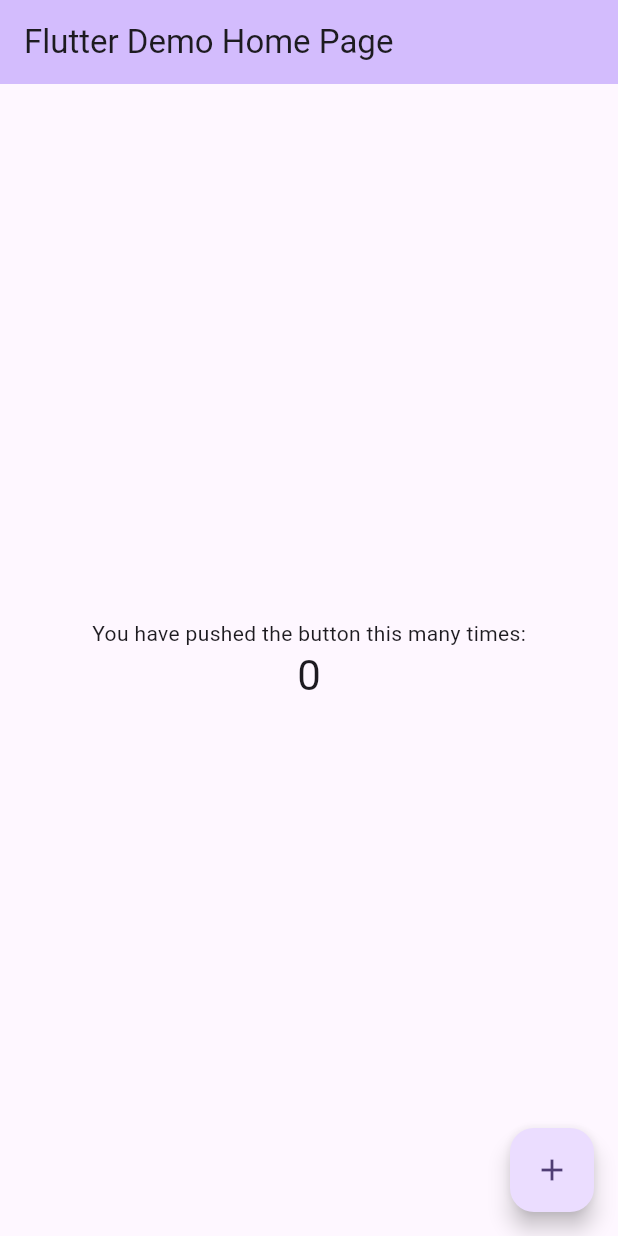
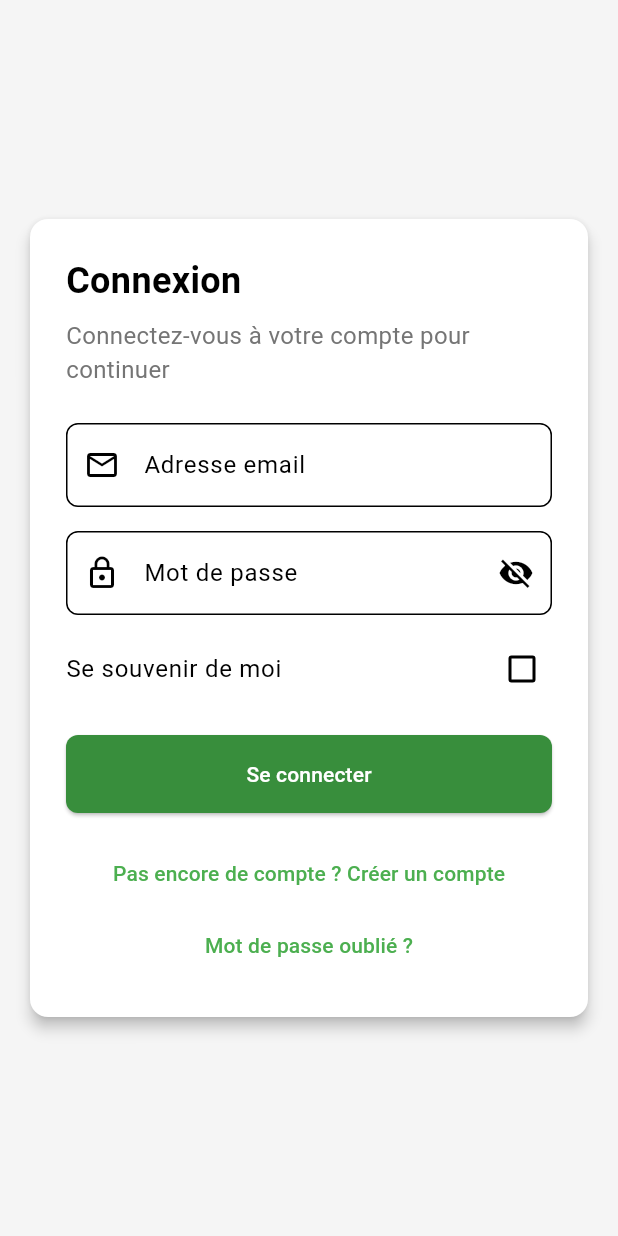
Before and after one commit to YontaHub/flutter_smartChicken, a Flutter app: the screen it shows after launch, on a phone screen of 412 x 824 dp. Run offline on Flutter 3.47's test engine with Material 3 defaults, Android fonts, the phone set to English and light mode, and no system bars.

Commit message:
Mise à jour

```diff
--- a/lib/main.dart
+++ b/lib/main.dart
@@ -1,125 +1,25 @@
 import 'package:flutter/material.dart';
+import 'package:smart_chick/screens/home_screen.dart';
+import 'screens/login_screen.dart';
 
 void main() {
-  runApp(const MyApp());
+  runApp(MyApp());
 }
 
 class MyApp extends StatelessWidget {
   const MyApp({super.key});
 
-  // This widget is the root of your application.
   @override
   Widget build(BuildContext context) {
     return MaterialApp(
-      title: 'Flutter Demo',
-      theme: ThemeData(
-        // This is the theme of your application.
-        //
-        // TRY THIS: Try running your application with "flutter run". You'll see
-        // the application has a purple toolbar. Then, without quitting the app,
-        // try changing the seedColor in the colorScheme below to Colors.green
-        // and then invoke "hot reload" (save your changes or press the "hot
-        // reload" button in a Flutter-supported IDE, or press "r" if you used
-        // the command line to start the app).
-        //
-        // Notice that the counter didn't reset back to zero; the application
-        // state is not lost during the reload. To reset the state, use hot
-        // restart instead.
-        //
-        // This works for code too, not just values: Most code changes can be
-        // tested with just a hot reload.
-        colorScheme: ColorScheme.fromSeed(seedColor: Colors.deepPurple),
-        useMaterial3: true,
-      ),
-      home: const MyHomePage(title: 'Flutter Demo Home Page'),
+      title: 'SmartChicken',
+      debugShowCheckedModeBanner: false,
+      theme: ThemeData(colorScheme: ColorScheme.light(primary: Colors.green)),
+      initialRoute: '/login',
+      routes: {
+        '/login': (context) => LoginScreen(),
+        '/home': (context) => HomeScreen(),
+      },
     );
   }
 }
-
-class MyHomePage extends StatefulWidget {
-  const MyHomePage({super.key, required this.title});
-
-  // This widget is the home page of your application. It is stateful, meaning
-  // that it has a State object (defined below) that contains fields that affect
-  // how it looks.
-
-  // This class is the configuration for the state. It holds the values (in this
-  // case the title) provided by the parent (in this case the App widget) and
-  // used by the build method of the State. Fields in a Widget subclass are
-  // always marked "final".
-
-  final String title;
-
-  @override
-  State<MyHomePage> createState() => _MyHomePageState();
-}
-
-class _MyHomePageState extends State<MyHomePage> {
-  int _counter = 0;
-
-  void _incrementCounter() {
-    setState(() {
-      // This call to setState tells the Flutter framework that something has
-      // changed in this State, which causes it to rerun the build method below
-      // so that the display can reflect the updated values. If we changed
-      // _counter without calling setState(), then the build method would not be
-      // called again, and so nothing would appear to happen.
-      _counter++;
-    });
-  }
-
-  @override
-  Widget build(BuildContext context) {
-    // This method is rerun every time setState is called, for instance as done
-    // by the _incrementCounter method above.
-    //
-    // The Flutter framework has been optimized to make rerunning build methods
-    // fast, so that you can just rebuild anything that needs updating rather
-    // than having to individually change instances of widgets.
-    return Scaffold(
-      appBar: AppBar(
-        // TRY THIS: Try changing the color here to a specific color (to
-        // Colors.amber, perhaps?) and trigger a hot reload to see the AppBar
-        // change color while the other colors stay the same.
-        backgroundColor: Theme.of(context).colorScheme.inversePrimary,
-        // Here we take the value from the MyHomePage object that was created by
-        // the App.build method, and use it to set our appbar title.
-        title: Text(widget.title),
-      ),
-      body: Center(
-        // Center is a layout widget. It takes a single child and positions it
-        // in the middle of the parent.
-        child: Column(
-          // Column is also a layout widget. It takes a list of children and
-          // arranges them vertically. By default, it sizes itself to fit its
-          // children horizontally, and tries to be as tall as its parent.
-          //
-          // Column has various properties to control how it sizes itself and
-          // how it positions its children. Here we use mainAxisAlignment to
-          // center the children vertically; the main axis here is the vertical
-          // axis because Columns are vertical (the cross axis would be
-          // horizontal).
-          //
-          // TRY THIS: Invoke "debug painting" (choose the "Toggle Debug Paint"
-          // action in the IDE, or press "p" in the console), to see the
-          // wireframe for each widget.
-          mainAxisAlignment: MainAxisAlignment.center,
-          children: <Widget>[
-            const Text(
-              'You have pushed the button this many times:',
-            ),
-            Text(
-              '$_counter',
-              style: Theme.of(context).textTheme.headlineMedium,
-            ),
-          ],
-        ),
-      ),
-      floatingActionButton: FloatingActionButton(
-        onPressed: _incrementCounter,
-        tooltip: 'Increment',
-        child: const Icon(Icons.add),
-      ), // This trailing comma makes auto-formatting nicer for build methods.
-    );
-  }
-}
--- /dev/null
+++ b/lib/models/user.dart
@@ -0,0 +1,27 @@
+class Utilisateur {
+  String nom;
+  String email;
+  String role;
+  String telephone;
+
+// Variable globale temporaire pour simuler l'utilisateur connecté (sans Firebase)
+// À remplacer par un state management comme Provider ou Riverpod plus tard
+// Utilisateur? currentUser;
+
+  Utilisateur({
+    required this.nom,
+    required this.email,
+    required this.role,
+    required this.telephone,
+  });
+
+  // Méthode pour convertir en Map (utile plus tard avec Firebase)
+  Map<String, dynamic> toMap() {
+    return {
+      'nom': nom,
+      'email': email,
+      'role': role,
+      'telephone': telephone,
+    };
+  }
+}
--- /dev/null
+++ b/lib/screens/login_screen.dart
@@ -0,0 +1,161 @@
+import 'package:flutter/material.dart';
+import '../models/user.dart'; // Import pour Utilisateur et currentUser
+import 'register_screen.dart'; // Pour navigation vers register
+
+class LoginScreen extends StatefulWidget {
+  const LoginScreen({super.key});
+
+  @override
+  LoginScreenState createState() => LoginScreenState();
+}
+
+class LoginScreenState extends State<LoginScreen> {
+  final _formKey = GlobalKey<FormState>();
+  String email = '';
+  String password = '';
+  bool rememberMe = false;
+  bool _isPasswordVisible = false; // Pour toggle visibilité
+
+  Utilisateur? currentUser;
+
+  void _login() {
+    if (_formKey.currentState!.validate()) {
+      _formKey.currentState!.save();
+      // Logique de validation manuelle (à remplacer par Firebase)
+      if (email == 'test@example.com' && password == 'password123') {
+        // Simule un user connecté (hardcoded pour l'instant)
+        currentUser = Utilisateur(
+          nom: 'Test User',
+          email: email,
+          role: 'fermier',
+          telephone: '123456789',
+        );
+        // Redirige vers la page d'accueil (home) après succès
+        Navigator.pushReplacementNamed(context, '/home');
+      } else {
+        ScaffoldMessenger.of(context).showSnackBar(
+          SnackBar(content: Text('Email ou mot de passe incorrect')),
+        );
+      }
+    }
+  }
+
+  @override
+  Widget build(BuildContext context) {
+    // Le build reste le même que précédemment, fidèle au design
+    return Scaffold(
+      backgroundColor: Colors.grey[100],
+      body: Center(
+        child: SingleChildScrollView(
+          padding: EdgeInsets.all(16.0),
+          child: Card(
+            shape: RoundedRectangleBorder(borderRadius: BorderRadius.circular(12.0)),
+            elevation: 4.0,
+            child: Padding(
+              padding: EdgeInsets.all(24.0),
+              child: Form(
+                key: _formKey,
+                child: Column(
+                  mainAxisSize: MainAxisSize.min,
+                  crossAxisAlignment: CrossAxisAlignment.start,
+                  children: [
+                    Text(
+                      'Connexion',
+                      style: TextStyle(fontSize: 24.0, fontWeight: FontWeight.bold),
+                    ),
+                    SizedBox(height: 8.0),
+                    Text(
+                      'Connectez-vous à votre compte pour continuer',
+                      style: TextStyle(fontSize: 16.0, color: Colors.grey[600]),
+                    ),
+                    SizedBox(height: 24.0),
+                    TextFormField(
+                      decoration: InputDecoration(
+                        labelText: 'Adresse email',
+                        prefixIcon: Icon(Icons.mail_outline),
+                        border: OutlineInputBorder(borderRadius: BorderRadius.circular(8.0)),
+                      ),
+                      keyboardType: TextInputType.emailAddress,
+                      validator: (value) {
+                        if (value == null || value.isEmpty) return 'Entrez un email';
+                        if (!value.contains('@')) return 'Email invalide';
+                        return null;
+                      },
+                      onSaved: (value) => email = value ?? '',
+                    ),
+                    SizedBox(height: 16.0),
+                    TextFormField(
+                      decoration: InputDecoration(
+                        labelText: 'Mot de passe',
+                        prefixIcon: Icon(Icons.lock_outline),
+                        suffixIcon: IconButton(
+                          icon: Icon(_isPasswordVisible ? Icons.visibility : Icons.visibility_off),
+                          onPressed: () {
+                            setState(() => _isPasswordVisible = !_isPasswordVisible);
+                          },
+                        ),
+                        border: OutlineInputBorder(borderRadius: BorderRadius.circular(8.0)),
+                      ),
+                      obscureText: !_isPasswordVisible,
+                      validator: (value) {
+                        if (value == null || value.isEmpty) return 'Entrez un mot de passe';
+                        if (value.length < 6) return 'Minimum 6 caractères';
+                        return null;
+                      },
+                      onSaved: (value) => password = value ?? '',
+                    ),
+                    SizedBox(height: 8.0),
+                    CheckboxListTile(
+                      title: Text('Se souvenir de moi'),
+                      value: rememberMe,
+                      onChanged: (bool? value) {
+                        setState(() => rememberMe = value ?? false);
+                      },
+                      contentPadding: EdgeInsets.zero,
+                    ),
+                    SizedBox(height: 16.0),
+                    SizedBox(
+                      width: double.infinity,
+                      child: ElevatedButton(
+                        onPressed: _login,
+                        style: ElevatedButton.styleFrom(
+                          backgroundColor: Colors.green[700],
+                          shape: RoundedRectangleBorder(borderRadius: BorderRadius.circular(8.0)),
+                          padding: EdgeInsets.symmetric(vertical: 16.0),
+                        ),
+                        child: Text('Se connecter', style: TextStyle(color: Colors.white)),
+                      ),
+                    ),
+                    SizedBox(height: 16.0),
+                    Center(
+                      child: TextButton(
+                        onPressed: () {
+                          Navigator.push(
+                            context,
+                            MaterialPageRoute(builder: (context) => RegisterScreen()),
+                          );
+                        },
+                        child: Text('Pas encore de compte ? Créer un compte'),
+                      ),
+                    ),
+                    Center(
+                      child: TextButton(
+                        onPressed: () {
+                          // Implémenter réinitialisation mot de passe
+                          ScaffoldMessenger.of(context).showSnackBar(
+                            SnackBar(content: Text('Fonctionnalité à venir')),
+                          );
+                        },
+                        child: Text('Mot de passe oublié ?'),
+                      ),
+                    ),
+                  ],
+                ),
+              ),
+            ),
+          ),
+        ),
+      ),
+    );
+  }
+}
```
Also changed, not shown: lib/screens/home_screen.dart (added, +177 -0 lines), lib/screens/register_screen.dart (added, +179 -0 lines).
